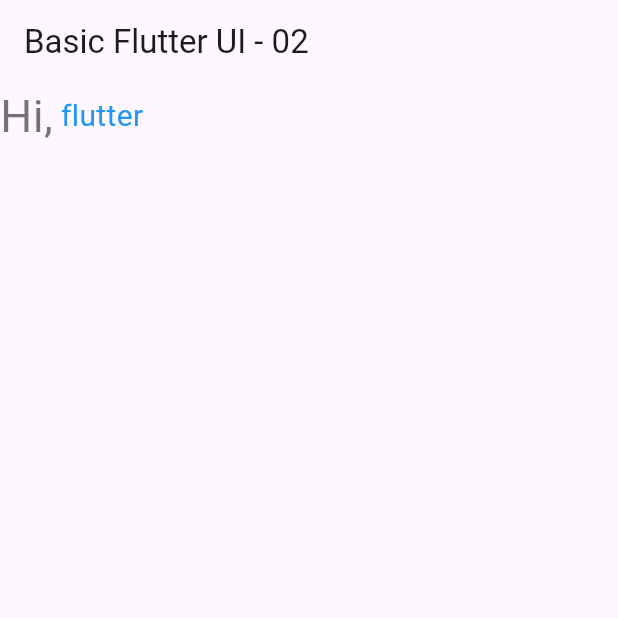
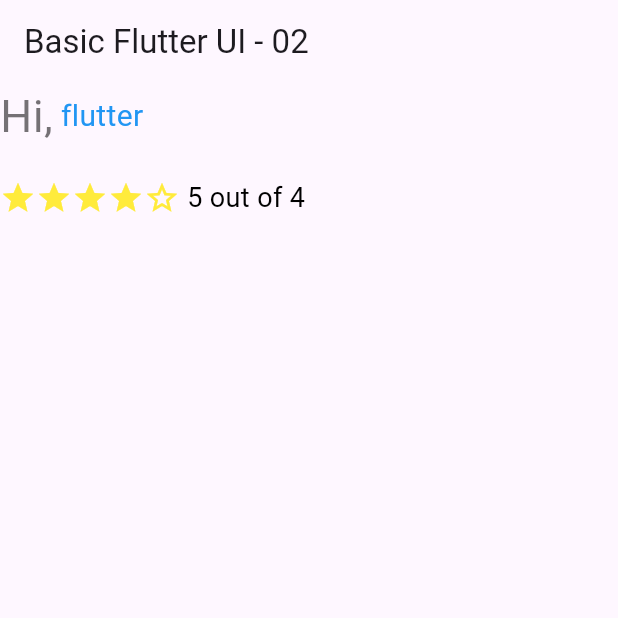
Before and after one commit to turzo1061/flutter_application_lab05, a Flutter app: the screen it shows after launch, on a phone screen of 412 x 824 dp, the top half of it. Run offline on Flutter 3.47's test engine with Material 3 defaults, Android fonts, the phone set to English and light mode, and no system bars.

Commit message:
added 5 star

```diff
--- a/lib/main.dart
+++ b/lib/main.dart
@@ -12,24 +12,45 @@ class MyApp extends StatelessWidget {
     return MaterialApp(
       title: "Basic-UI -Flutter",
       home: Scaffold(
-        appBar: AppBar( // Corrected 'appbar' to 'appBar'
+        appBar: AppBar(
           title: const Text("Basic Flutter UI - 02"),
-        ), // AppBar
-        body: Row(
+        ),
+        body: Column(
+          children: [
+            Row(
               children: [
                 Text(
                   "Hi,",
                   style: TextStyle(
                     color: Colors.black54,
-                fontSize: 30, // Added comma between properties
-              ), // TextStyle
+                    fontSize: 30,
+                  ),
                 ),
                 Text(
                   " flutter",
                   style: TextStyle(
                     color: Colors.blue,
-                fontSize: 20, // Fixed typo 'bluefontsize' to 'blue, fontSize'
-              ), // TextStyle
+                    fontSize: 20,
+                  ),
+                ),
+              ],
+            ),
+            const SizedBox(height: 20),
+            Row(
+              children: [
+                Icon(Icons.star, color: Colors.yellow),
+                Icon(Icons.star, color: Colors.yellow),
+                Icon(Icons.star, color: Colors.yellow),
+                Icon(Icons.star, color: Colors.yellow),
+                Icon(Icons.star_border, color: Colors.yellow),
+                Text(
+                  " 5 out of 4",
+                  style: TextStyle(
+                    fontSize: 18,
+                    color: Colors.black,
+                  ),
+                ),
+              ],
             ),
           ],
         ),
```
Lines whose indentation alone changed are shown as unchanged.
